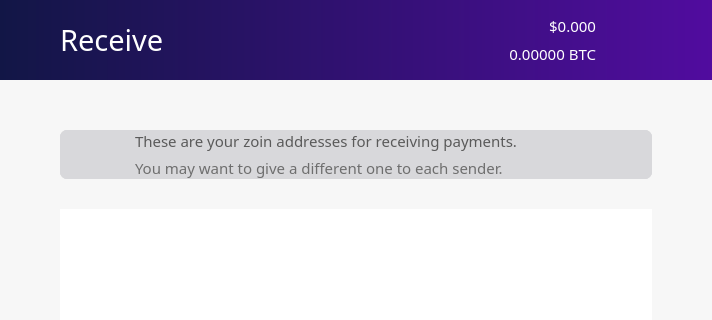
Before: the Qt Designer form src/qt/forms/receivecoinsdialog.ui in noirofficial/noir, drawn with Qt 5; both pictures show x 0 to 712 and y 0 to 320 of the 712 by 537 pixel window.
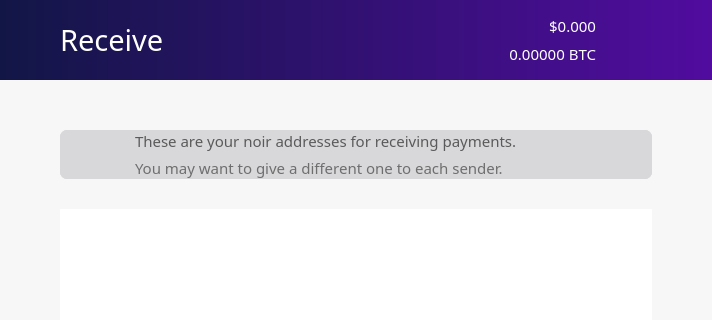
After: the same form once the commit is applied. Icons and pictures are not drawn.

```diff
--- a/src/qt/forms/receivecoinsdialog.ui
+++ b/src/qt/forms/receivecoinsdialog.ui
@@ -826,7 +826,7 @@
                  </property>
                  <property name="font">
                   <font>
-                   <family>ZoinMedium</family>
+                   <family>NoirMedium</family>
                    <pointsize>11</pointsize>
                    <weight>50</weight>
                    <bold>false</bold>
@@ -842,7 +842,7 @@
                   <string notr="true">color: rgb(90, 90, 90);</string>
                  </property>
                  <property name="text">
-                  <string>These are your zoin addresses for receiving payments.</string>
+                  <string>These are your noir addresses for receiving payments.</string>
                  </property>
                  <property name="alignment">
                   <set>Qt::AlignBottom|Qt::AlignLeading|Qt::AlignLeft</set>
```
Left out of the diff: 18 changed lines with no effect on the pictures.
